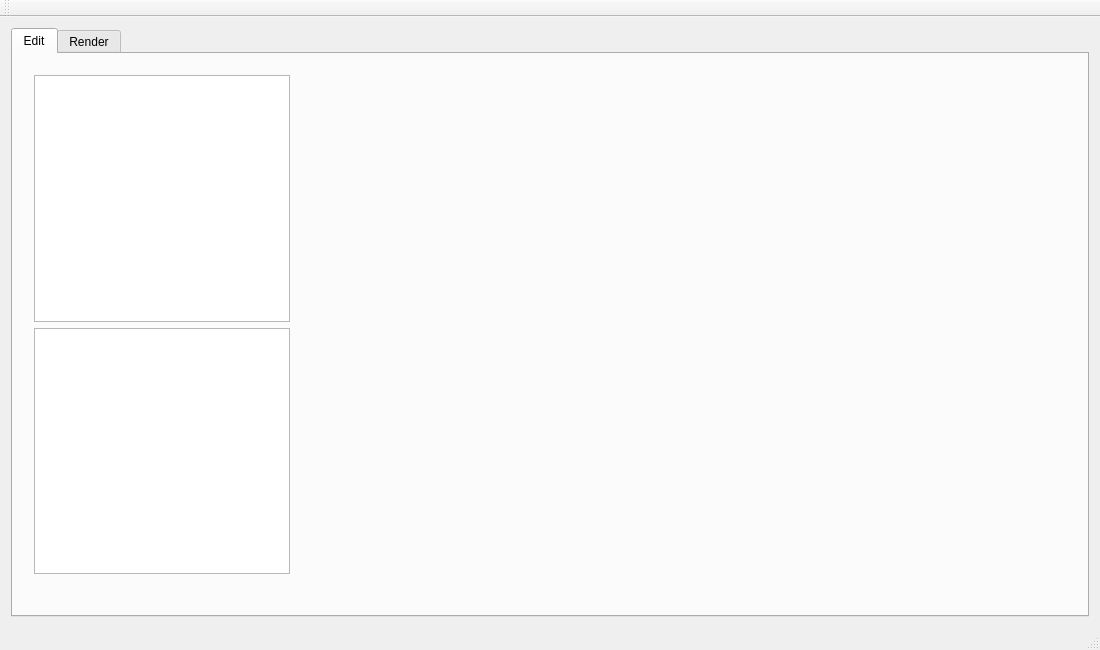
The window that mainwindow.ui (kazeevn/Mipt-ray-tracer) describes before a commit, drawn with Qt 5.
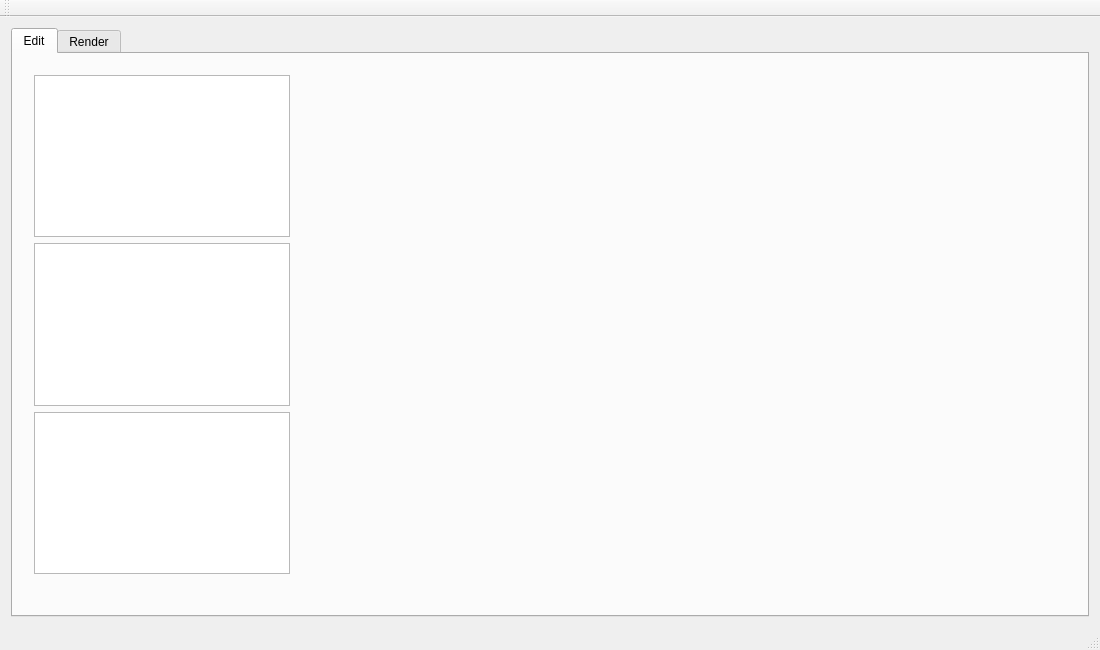
The same window after the commit. Icons and pictures are not drawn.

```diff
--- a/mainwindow.ui
+++ b/mainwindow.ui
@@ -44,10 +44,10 @@
          <property name="fieldGrowthPolicy">
           <enum>QFormLayout::AllNonFixedFieldsGrow</enum>
          </property>
-         <item row="8" column="0">
+         <item row="9" column="0">
           <widget class="QTableView" name="tableView"/>
          </item>
-         <item row="7" column="0">
+         <item row="8" column="0">
           <widget class="QListView" name="listView">
            <property name="sizePolicy">
             <sizepolicy hsizetype="Fixed" vsizetype="Expanding">
@@ -57,6 +57,9 @@
            </property>
           </widget>
          </item>
+         <item row="7" column="0">
+          <widget class="QTableView" name="tableViewCamera"/>
+         </item>
         </layout>
        </widget>
       </widget>
```
